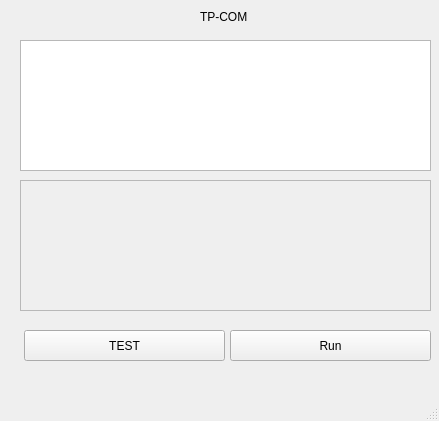
Old version of the form newWindow.ui in the repository benkedda-louai/TP-CMP.
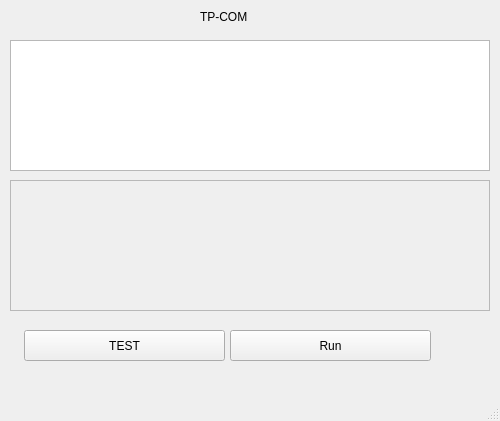
New version of the form.

The edit to the form file:
```diff
--- a/newWindow.ui
+++ b/newWindow.ui
@@ -6,7 +6,7 @@
    <rect>
     <x>0</x>
     <y>0</y>
-    <width>439</width>
+    <width>500</width>
     <height>421</height>
    </rect>
   </property>
@@ -17,9 +17,9 @@
    <widget class="QTextEdit" name="textEdit">
     <property name="geometry">
      <rect>
-      <x>20</x>
+      <x>10</x>
       <y>40</y>
-      <width>411</width>
+      <width>480</width>
       <height>131</height>
      </rect>
     </property>
@@ -43,9 +43,9 @@
     </property>
     <property name="geometry">
      <rect>
-      <x>20</x>
+      <x>10</x>
       <y>180</y>
-      <width>411</width>
+      <width>480</width>
       <height>131</height>
      </rect>
     </property>
```
Left out of the diff: 2 changed lines with no effect on the pictures.
